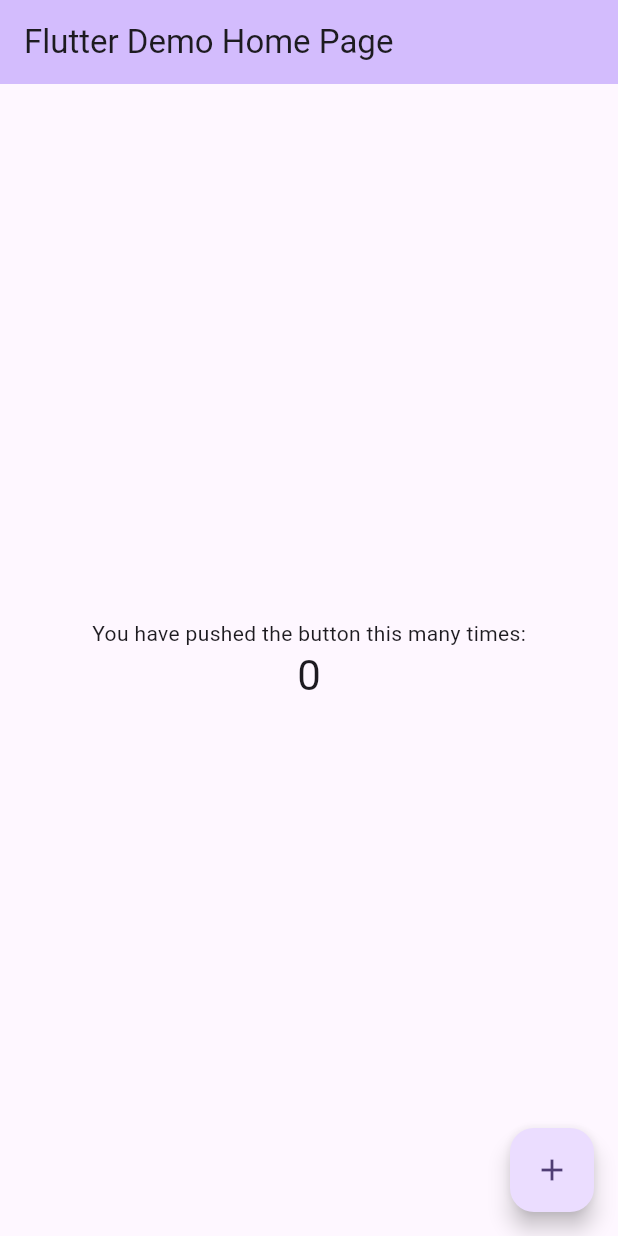
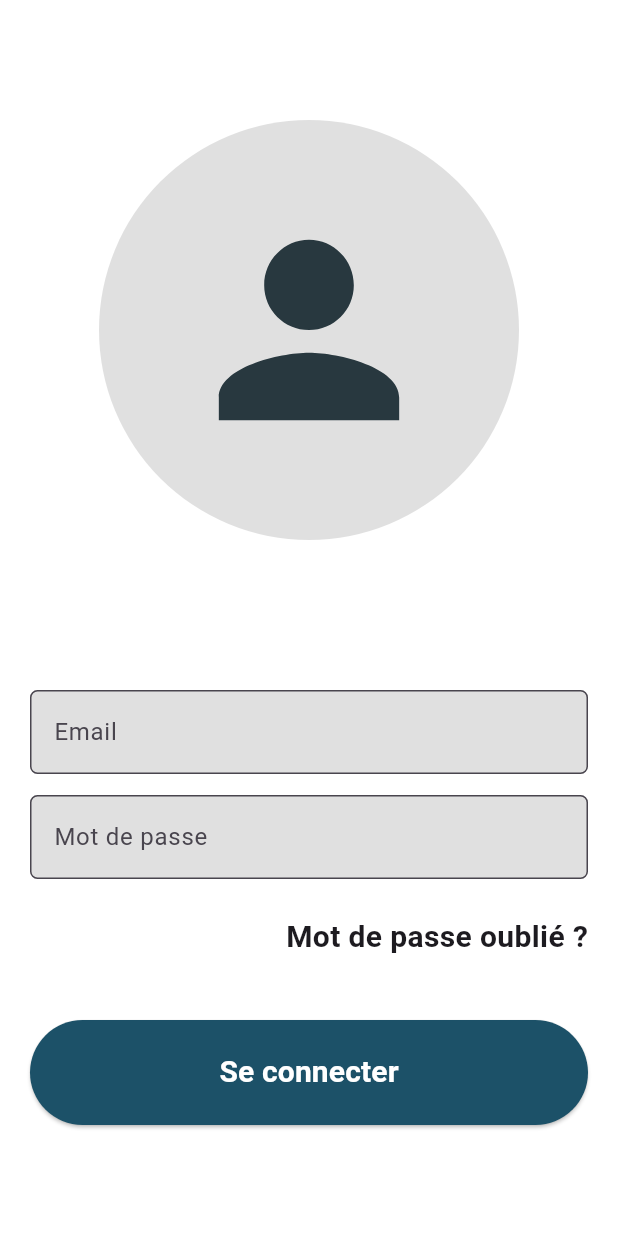
Before and after one commit to obidano/blog-mobile-flutter, a Flutter app: the screen it shows after launch, on a phone screen of 412 x 824 dp. Run offline on Flutter 3.47's test engine with Material 3 defaults, Android fonts, the phone set to English and light mode, and no system bars; our stand-ins replace flutter_riverpod, get_storage.

Commit message:
feat: add login state, controller and page

```diff
--- a/lib/main.dart
+++ b/lib/main.dart
@@ -1,7 +1,9 @@
+import 'package:blog_mobile/pages/login/loginPage.dart';
 import 'package:flutter/material.dart';
+import 'package:flutter_riverpod/flutter_riverpod.dart';
 
 void main() {
-  runApp(const MyApp());
+  runApp(ProviderScope(child: MyApp()));
 }
 
 class MyApp extends StatelessWidget {
@@ -11,112 +13,13 @@ class MyApp extends StatelessWidget {
   @override
   Widget build(BuildContext context) {
     return MaterialApp(
+      debugShowCheckedModeBanner: false,
       title: 'Flutter Demo',
       theme: ThemeData(
-        // This is the theme of your application.
-        //
-        // TRY THIS: Try running your application with "flutter run". You'll see
-        // the application has a purple toolbar. Then, without quitting the app,
-        // try changing the seedColor in the colorScheme below to Colors.green
-        // and then invoke "hot reload" (save your changes or press the "hot
-        // reload" button in a Flutter-supported IDE, or press "r" if you used
-        // the command line to start the app).
-        //
-        // Notice that the counter didn't reset back to zero; the application
-        // state is not lost during the reload. To reset the state, use hot
-        // restart instead.
-        //
-        // This works for code too, not just values: Most code changes can be
-        // tested with just a hot reload.
+
         colorScheme: ColorScheme.fromSeed(seedColor: Colors.deepPurple),
       ),
-      home: const MyHomePage(title: 'Flutter Demo Home Page'),
+      home: Login(),
     );
   }
 }
-
-class MyHomePage extends StatefulWidget {
-  const MyHomePage({super.key, required this.title});
-
-  // This widget is the home page of your application. It is stateful, meaning
-  // that it has a State object (defined below) that contains fields that affect
-  // how it looks.
-
-  // This class is the configuration for the state. It holds the values (in this
-  // case the title) provided by the parent (in this case the App widget) and
-  // used by the build method of the State. Fields in a Widget subclass are
-  // always marked "final".
-
-  final String title;
-
-  @override
-  State<MyHomePage> createState() => _MyHomePageState();
-}
-
-class _MyHomePageState extends State<MyHomePage> {
-  int _counter = 0;
-
-  void _incrementCounter() {
-    setState(() {
-      // This call to setState tells the Flutter framework that something has
-      // changed in this State, which causes it to rerun the build method below
-      // so that the display can reflect the updated values. If we changed
-      // _counter without calling setState(), then the build method would not be
-      // called again, and so nothing would appear to happen.
-      _counter++;
-    });
-  }
-
-  @override
-  Widget build(BuildContext context) {
-    // This method is rerun every time setState is called, for instance as done
-    // by the _incrementCounter method above.
-    //
-    // The Flutter framework has been optimized to make rerunning build methods
-    // fast, so that you can just rebuild anything that needs updating rather
-    // than having to individually change instances of widgets.
-    return Scaffold(
-      appBar: AppBar(
-        // TRY THIS: Try changing the color here to a specific color (to
-        // Colors.amber, perhaps?) and trigger a hot reload to see the AppBar
-        // change color while the other colors stay the same.
-        backgroundColor: Theme.of(context).colorScheme.inversePrimary,
-        // Here we take the value from the MyHomePage object that was created by
-        // the App.build method, and use it to set our appbar title.
-        title: Text(widget.title),
-      ),
-      body: Center(
-        // Center is a layout widget. It takes a single child and positions it
-        // in the middle of the parent.
-        child: Column(
-          // Column is also a layout widget. It takes a list of children and
-          // arranges them vertically. By default, it sizes itself to fit its
-          // children horizontally, and tries to be as tall as its parent.
-          //
-          // Column has various properties to control how it sizes itself and
-          // how it positions its children. Here we use mainAxisAlignment to
-          // center the children vertically; the main axis here is the vertical
-          // axis because Columns are vertical (the cross axis would be
-          // horizontal).
-          //
-          // TRY THIS: Invoke "debug painting" (choose the "Toggle Debug Paint"
-          // action in the IDE, or press "p" in the console), to see the
-          // wireframe for each widget.
-          mainAxisAlignment: MainAxisAlignment.center,
-          children: <Widget>[
-            const Text('You have pushed the button this many times:'),
-            Text(
-              '$_counter',
-              style: Theme.of(context).textTheme.headlineMedium,
-            ),
-          ],
-        ),
-      ),
-      floatingActionButton: FloatingActionButton(
-        onPressed: _incrementCounter,
-        tooltip: 'Increment',
-        child: const Icon(Icons.add),
-      ), // This trailing comma makes auto-formatting nicer for build methods.
-    );
-  }
-}
--- /dev/null
+++ b/lib/pages/login/loginCtrl.dart
@@ -0,0 +1,24 @@
+
+
+import 'package:blog_mobile/pages/login/loginState.dart';
+import 'package:flutter_riverpod/flutter_riverpod.dart';
+
+class LoginCtrl extends StateNotifier<LoginState>{
+
+  LoginCtrl():super(LoginState()){
+    // init
+
+  }
+
+  Future<void> soumettreFormulaire() async{
+    state =state.copyWith(isLoading: true);
+    await Future.delayed(Duration(seconds: 3));
+    state=state.copyWith(isLoading: false);
+  }
+
+}
+
+final loginCtrlProvider=StateNotifierProvider<LoginCtrl,LoginState>((ref) {
+  ref.keepAlive();
+  return LoginCtrl();
+});
--- /dev/null
+++ b/lib/pages/login/loginPage.dart
@@ -0,0 +1,147 @@
+import 'package:flutter/material.dart';
+import 'package:flutter_riverpod/flutter_riverpod.dart';
+
+import 'loginCtrl.dart';
+
+class Login extends ConsumerStatefulWidget {
+  @override
+  ConsumerState<Login> createState() => _LoginState();
+}
+
+class _LoginState extends ConsumerState<Login> {
+  @override
+  Widget build(BuildContext context) {
+    var state=ref.watch(loginCtrlProvider);
+    return Scaffold(
+      backgroundColor: const Color(0xFFFFFFFF),
+      body: SingleChildScrollView(
+        child: Container(
+          margin: EdgeInsets.only(right: 20, left: 20),
+          child: Column(
+            mainAxisAlignment: MainAxisAlignment.center,
+            crossAxisAlignment: CrossAxisAlignment.center,
+            children: [
+              SizedBox(height: 80),
+              Container(
+                width: 280,
+                height: 280,
+                decoration: BoxDecoration(
+                  color: Colors.grey[300],
+                  // borderRadius: BorderRadius.circular(100),
+                  shape: BoxShape.circle,
+                ),
+                child: Icon(
+                  Icons.person,
+                  size: 180,
+                  color: const Color.fromARGB(255, 40, 56, 63),
+                ),
+              ),
+              SizedBox(height: 100),
+              SizedBox(
+                width: 400,
+                height: 70,
+                child: TextField(
+                  decoration: InputDecoration(
+                    labelText: "Email",
+                    fillColor: Colors.grey[300],
+                    filled: true,
+                    border: OutlineInputBorder(
+                      borderRadius: BorderRadius.circular(5),
+                      borderSide: BorderSide(color: Colors.transparent),
+                    ),
+                    hintText: 'aaaa@aaaa.com',
+                  ),
+                ),
+              ),
+
+              SizedBox(
+                width: 400,
+                height: 70,
+                child: TextField(
+                  decoration: InputDecoration(
+                    labelText: "Mot de passe",
+                    fillColor: Colors.grey[300],
+                    filled: true,
+                    border: OutlineInputBorder(
+                      borderRadius: BorderRadius.circular(5),
+                      borderSide: BorderSide(color: Colors.transparent),
+                    ),
+                    hintText: 'Saisir votre mot de passe secret...',
+                  ),
+                ),
+              ),
+
+              // SizedBox(height: 60,),
+              Container(
+                height: 50,
+                width: 400,
+                margin: EdgeInsets.only(bottom: 30),
+                // color: Colors.red,
+                child: Center(
+                  child: Row(
+                    mainAxisAlignment: MainAxisAlignment.end,
+                    children: [
+                      Text(
+                        "Mot de passe oublié ?",
+                        style: TextStyle(
+                          fontSize: 20,
+                          fontWeight: FontWeight.bold,
+                        ),
+                      ),
+                    ],
+                  ),
+                ),
+              ),
+
+              SizedBox(
+                width: 400,
+                height: 70,
+                child: ElevatedButton.icon(
+                  onPressed: () {
+                    var ctrl = ref.read(loginCtrlProvider.notifier);
+                    ctrl.soumettreFormulaire();
+                  },
+                  style: ElevatedButton.styleFrom(
+                    backgroundColor: const Color.fromARGB(255, 28, 81, 104),
+                  ),
+                  label: Text(
+                  state.isLoading==true? "Chargement..." : "Se connecter",
+                    style: TextStyle(
+                      fontSize: 20,
+                      fontWeight: FontWeight.bold,
+                      color: Colors.white,
+                    ),
+                  ),
+                ),
+              ),
+              Container(
+                width: 400,
+                height: 70,
+                // color: Colors.red,
+                margin: EdgeInsets.only(top: 50),
+                child: Center(
+                  child: GestureDetector(
+                    onTap: () {
+                      /*Navigator.push(
+                      context,
+                      MaterialPageRoute(builder: (context) => Inscription()),
+                    );*/
+                    },
+                    child: Text(
+                      "Créer un compte",
+                      style: TextStyle(
+                        fontSize: 20,
+                        fontWeight: FontWeight.bold,
+                        color: Colors.black,
+                      ),
+                    ),
+                  ),
+                ),
+              ),
+            ],
+          ),
+        ),
+      ),
+    );
+  }
+}
--- /dev/null
+++ b/lib/pages/login/loginState.dart
@@ -0,0 +1,18 @@
+class LoginState {
+  bool? isLoading;
+  String? errorMsg;
+
+  LoginState({
+    this.isLoading,
+    this.errorMsg,
+  });
+
+  LoginState copyWith({
+    bool? isLoading,
+    String? errorMsg,
+  }) =>
+      LoginState(
+        isLoading: isLoading ?? this.isLoading,
+        errorMsg: errorMsg ?? this.errorMsg,
+      );
+}
```
